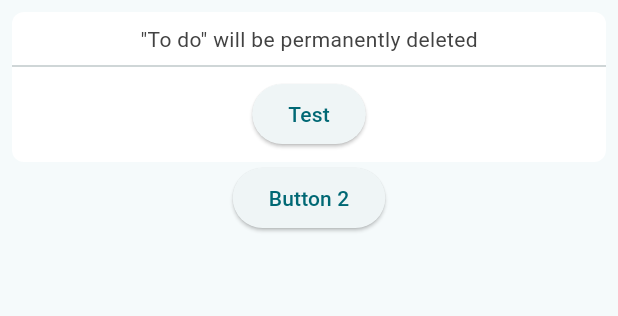
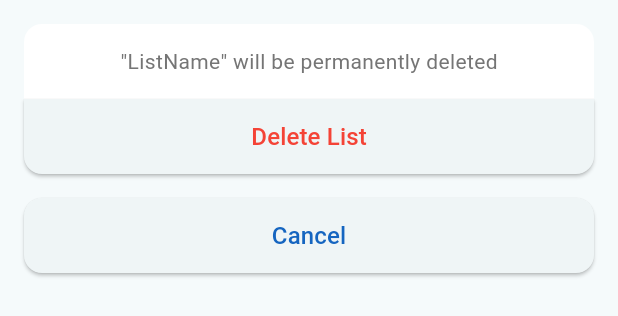
Before and after one commit to ledergit/todo, a Flutter app: the ConfirmDeleteList widget shown alone on an empty page, opened directly, on a phone screen of 412 x 824 dp. Shown: the top 316 px of the screen. Run offline on Flutter 3.47's test engine with Material 3 defaults, Android fonts, the phone set to English and light mode, and no system bars; our stand-ins replace cloud_firestore, firebase_core; accounts and stored records are empty.

Commit message:
clean up confirm_delete_list

```diff
--- a/lib/main.dart
+++ b/lib/main.dart
@@ -4,7 +4,7 @@ import 'package:flutter/material.dart';
 import 'package:todo_app/firebase_options.dart';
 import 'package:todo_app/models/selected_list.dart';
 import 'package:todo_app/widgets/confirm_delete_list.dart';
-import 'package:todo_app/widgets/confirm_delete_list2.dart';
+import 'package:todo_app/widgets/confirm_delete_list.dart';
 import 'package:todo_app/widgets/lists_drawer.dart';
 import 'package:todo_app/widgets/todo_list.dart';
 
@@ -150,7 +150,7 @@ class _StartScreenState extends State<StartScreen> {
                                   showModalBottomSheet(
                                     backgroundColor: Colors.transparent,
                                     context: context,
-                                    builder: (context) => ConfirmDeleteList2(),
+                                    builder: (context) => ConfirmDeleteList(),
                                   );
                                 },
                                 child: Row(
--- a/lib/widgets/confirm_delete_list.dart
+++ b/lib/widgets/confirm_delete_list.dart
@@ -1,5 +1,4 @@
 import 'package:flutter/material.dart';
-import 'package:todo_app/widgets/tappable_container.dart';
 
 class ConfirmDeleteList extends StatelessWidget {
   const ConfirmDeleteList({super.key});
@@ -7,75 +6,70 @@ class ConfirmDeleteList extends StatelessWidget {
   @override
   Widget build(BuildContext context) {
     return Padding(
-      padding: EdgeInsets.all(8),
+      padding: const EdgeInsets.symmetric(horizontal: 16.0, vertical: 16),
       child: Column(
         mainAxisSize: MainAxisSize.min,
         children: [
           Container(
+            width: double.infinity,
+            height: 50,
             decoration: BoxDecoration(
+              //color: Theme.of(context).colorScheme.primary,
               color: Colors.white,
-
-              borderRadius: BorderRadius.circular(8),
+              borderRadius: BorderRadius.vertical(top: Radius.circular(12)),
             ),
-            child: Padding(
-              padding: const EdgeInsets.symmetric(vertical: 8.0),
-              child: Column(
-                children: [
-                  Text(
-                    '"To do" will be permanently deleted',
-                    style: TextStyle(color: Colors.grey[800]),
-                  ),
-                  Divider(),
-                  ElevatedButton(
-                    onPressed: () => Navigator.pop(context),
-                    child: Text('Test'),
-                  ),
-
-                  /*
-                  Container(
-                    width: double.infinity,
-                    padding: EdgeInsets.all(12),
-                    color: Colors.yellow,
-                    child: Text('hello'),
-                  ),
-                  */
-                  /*
-                  TappableContainer(
-                    onTap: () => Navigator.pop(context),
+            child: Center(
               child: Text(
-                      'Delete List',
+                '"ListName" will be permanently deleted',
                 style: TextStyle(
-                        fontWeight: FontWeight.bold,
-                        color: Color.fromARGB(175, 255, 0, 0),
-                      ),
-                    ),
-                    //child: Text('Delete List'),
-                  ),
-*/
-                  /*
-                  GestureDetector(
-                    onTap: () => Navigator.pop(context),
-                    child: Container(
-                      alignment: Alignment(0, 0),
-                      width: double.infinity,
-                      child: Text(
-                        'Delete List',
-                        style: TextStyle(
-                          color: Color.fromARGB(170, 255, 0, 0),
-                          fontWeight: FontWeight.bold,
+                  //color: Colors.white,
+                  color: Colors.grey[600],
+                  fontWeight: FontWeight.w400,
                 ),
               ),
             ),
           ),
-*/
-                  //Text('Delete List', style: TextStyle(color: Colors.red)),
-                ],
+          ElevatedButton(
+            onPressed: () {
+              Navigator.pop(context);
+            },
+            style: ElevatedButton.styleFrom(
+              shape: RoundedRectangleBorder(
+                borderRadius: BorderRadius.vertical(
+                  bottom: Radius.circular(12),
+                ),
+              ),
+              padding: EdgeInsets.zero,
+            ),
+            child: SizedBox(
+              width: double.infinity,
+              height: 50,
+              child: Center(
+                child: Text(
+                  'Delete List',
+                  style: TextStyle(color: Colors.red, fontSize: 16),
                 ),
               ),
             ),
+          ),
+          SizedBox(height: 16),
           ElevatedButton(
+            style: ElevatedButton.styleFrom(
+              shape: RoundedRectangleBorder(
+                borderRadius: BorderRadius.circular(12),
+              ),
+            ),
             onPressed: () => Navigator.pop(context),
-            child: Text('Button 2'),
+            child: SizedBox(
+              width: double.infinity,
+              height: 50,
+              child: Center(
+                child: Text(
+                  'Cancel',
+                  style: TextStyle(color: Colors.blue[800], fontSize: 16),
+                ),
+              ),
+            ),
           ),
         ],
       ),
```
Also changed, not shown: lib/widgets/confirm_delete_list2.dart (deleted, +0 -78 lines). Lines whose indentation alone changed are shown as unchanged.
